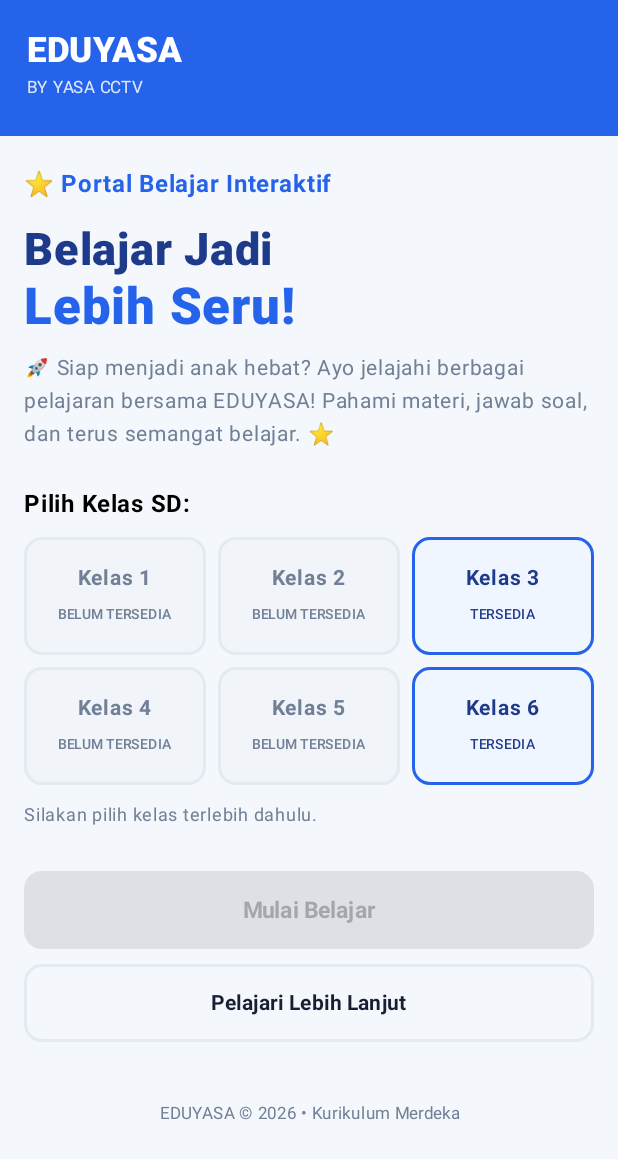
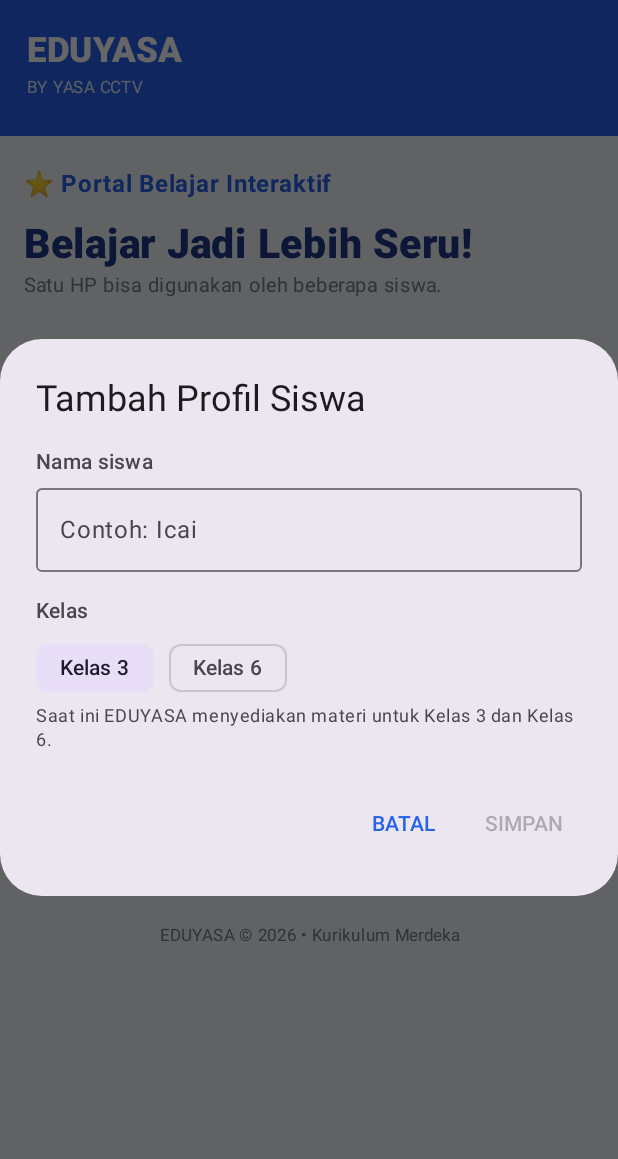
Before and after one commit to daniyasa-pixel/eduyasa, an Android app built with Jetpack Compose: the screen it shows after launch (MainActivity), on a phone screen of 412 x 824 dp. Shown: the top 1159 px of the screen. Run offline under Robolectric (Android 15) with nearby library versions, the phone set to English and light mode, and no system bars; pictures from the network do not load.

Commit message:
feat(android): choose stored student profile to bypass repeated class selection

```diff
--- a/android-native/app/src/main/java/id/eduyasa/nativeapp/MainActivity.kt
+++ b/android-native/app/src/main/java/id/eduyasa/nativeapp/MainActivity.kt
@@ -57,6 +57,18 @@ private fun EduyasaApp() {
     val context = LocalContext.current
     val scope = rememberCoroutineScope()
     val catalog = remember { EduyasaRepository.catalog(context.applicationContext) }
+    val profileStore = remember { StudentProfileStore(context.applicationContext) }
+    var profiles by remember { mutableStateOf(profileStore.load()) }
+    var activeProfileId by remember { mutableStateOf(profileStore.activeProfileId()) }
+    val activeProfile = profiles.firstOrNull { it.id == activeProfileId }
+    var editProfileOpen by remember { mutableStateOf(false) }
+    var editingProfile by remember { mutableStateOf<StudentProfile?>(null) }
+    LaunchedEffect(Unit) {
+        if (profiles.isEmpty()) {
+            editingProfile = null
+            editProfileOpen = true
+        }
+    }
     var page by remember { mutableStateOf(Page.HOME) }
     var grade by remember { mutableIntStateOf(0) }
     val selectedSubjects = remember { mutableStateListOf<String>() }
@@ -142,52 +154,69 @@ private fun EduyasaApp() {
             when (page) {
                 Page.HOME -> {
                     Text("⭐ Portal Belajar Interaktif", color = Blue, fontWeight = FontWeight.Bold)
-                    Spacer(Modifier.height(14.dp))
-                    Text("Belajar Jadi", fontSize = 30.sp, fontWeight = FontWeight.ExtraBold, color = DarkBlue)
-                    Text("Lebih Seru!", fontSize = 34.sp, fontWeight = FontWeight.ExtraBold, color = Blue)
-                    Spacer(Modifier.height(10.dp))
-                    Text("🚀 Siap menjadi anak hebat? Ayo jelajahi berbagai pelajaran bersama EDUYASA! Pahami materi, jawab soal, dan terus semangat belajar. ⭐",
-                        fontSize = 14.sp, color = Muted, lineHeight = 22.sp)
-                    Spacer(Modifier.height(23.dp))
-                    Text("Pilih Kelas SD:", fontWeight = FontWeight.Bold)
-                    Spacer(Modifier.height(10.dp))
-                    (1..6).toList().chunked(3).forEach { row ->
-                        Row(horizontalArrangement = Arrangement.spacedBy(8.dp),
-                            modifier = Modifier.fillMaxWidth().padding(bottom = 8.dp)) {
-                            row.forEach { number ->
-                                val available = number in setOf(3, 6)
-                                val active = grade == number
-                                val bg = if (active) Blue else if (available) Color(0xFFEFF6FF) else Color(0xFFF1F5F9)
-                                val fg = if (active) Color.White else if (available) DarkBlue else Muted
-                                Surface(
-                                    modifier = Modifier.weight(1f).testTag("class-" + number)
-                                        .clickable(enabled = available) {
-                                            grade = number
-                                            selectedSubjects.clear()
-                                            chapters.clear()
-                                        },
-                                    shape = RoundedCornerShape(12.dp),
-                                    color = bg,
-                                    border = BorderStroke(2.dp, if (available) Blue else Line)
-                                ) {
-                                    Column(Modifier.padding(vertical = 15.dp, horizontal = 2.dp),
-                                        horizontalAlignment = Alignment.CenterHorizontally) {
-                                        Text("Kelas " + number, color = fg, fontWeight = FontWeight.Bold, fontSize = 14.sp)
-                                        Text(if (available) "TERSEDIA" else "BELUM TERSEDIA",
-                                            color = fg, fontSize = 9.sp, fontWeight = FontWeight.SemiBold)
-                                    }
-                                }
-                            }
+                    Spacer(Modifier.height(12.dp))
+                    Text("Belajar Jadi Lebih Seru!", fontSize = 27.sp,
+                        fontWeight = FontWeight.ExtraBold, color = DarkBlue)
+                    Text("Satu HP bisa digunakan oleh beberapa siswa.",
+                        color = Muted, fontSize = 13.sp)
+                    Spacer(Modifier.height(24.dp))
+                    Title("Siapa yang belajar hari ini?")
+                    Text("Pilih nama siswa. Kelas akan terisi otomatis.",
+                        color = Muted, fontSize = 12.sp)
+                    Spacer(Modifier.height(12.dp))
+                    if (profiles.isEmpty()) {
+                        Panel {
+                            Text("Belum ada profil siswa.", fontWeight = FontWeight.Bold)
+                            Text("Tambahkan nama dan kelas sekali saja. Profil akan tersimpan di HP ini.",
+                                fontSize = 13.sp, color = Muted)
                         }
                     }
-                    Text(if (grade == 0) "Silakan pilih kelas terlebih dahulu."
-                         else "Kelas " + grade + " dipilih. Tersedia " + subjects.size + " mata pelajaran.",
-                        color = if (grade == 0) Muted else Green, fontSize = 12.sp)
-                    Spacer(Modifier.height(15.dp))
-                    Primary("Mulai Belajar", "start-learning-btn", grade in setOf(3, 6)) {
-                        page = Page.SUBJECTS
+                    profiles.forEach { profile ->
+                        Row(
+                            modifier = Modifier.fillMaxWidth().padding(bottom = 10.dp)
+                                .clip(RoundedCornerShape(14.dp))
+                                .background(if (activeProfileId == profile.id)
+                                    Color(0xFFEFF6FF) else Color.White)
+                                .testTag("profile-" + profile.id)
+                                .clickable {
+                                    activeProfileId = profile.id
+                                    profileStore.setActiveProfileId(profile.id)
+                                    grade = profile.grade
+                                    selectedSubjects.clear()
+                                    chapters.clear()
+                                    errorText = ""
+                                    page = Page.SUBJECTS
+                                }.padding(start = 15.dp, top = 10.dp, bottom = 10.dp, end = 4.dp),
+                            verticalAlignment = Alignment.CenterVertically
+                        ) {
+                            Text("🎓", fontSize = 29.sp)
+                            Spacer(Modifier.width(12.dp))
+                            Column(Modifier.weight(1f)) {
+                                Text(profile.name, fontWeight = FontWeight.Bold,
+                                    color = DarkBlue, fontSize = 16.sp)
+                                Text("Kelas " + profile.grade + " SD",
+                                    color = Muted, fontSize = 12.sp)
+                            }
+                            TextButton(
+                                onClick = {
+                                    editingProfile = profile
+                                    editProfileOpen = true
+                                },
+                                modifier = Modifier.testTag("edit-profile-" + profile.id)
+                            ) { Text("Ubah") }
+                            Text("›", color = Blue, fontSize = 25.sp,
+                                modifier = Modifier.padding(end = 10.dp))
+                        }
                     }
-                    Secondary("Pelajari Lebih Lanjut", "about-btn") { aboutOpen = true }
+                    Primary("＋ Tambah Profil Siswa", "add-profile") {
+                        editingProfile = null
+                        editProfileOpen = true
+                    }
+                    Secondary("Tentang EDUYASA", "about-btn") { aboutOpen = true }
+                    Spacer(Modifier.height(8.dp))
+                    Text("Profil disimpan hanya di perangkat ini.",
+                        fontSize = 11.sp, color = Muted,
+                        modifier = Modifier.fillMaxWidth(), textAlign = TextAlign.Center)
                 }
                 Page.SUBJECTS -> {
                     Title("Pilih Mata Pelajaran")
@@ -464,6 +493,9 @@ private fun EduyasaApp() {
                         Text("🎉", fontSize = 46.sp, modifier = Modifier.fillMaxWidth(), textAlign = TextAlign.Center)
                         Text("Kuis Selesai!", fontSize = 25.sp, fontWeight = FontWeight.ExtraBold,
                             modifier = Modifier.fillMaxWidth(), textAlign = TextAlign.Center)
+                        Text("Hasil belajar " + (activeProfile?.name ?: "Siswa") + " — Kelas " + grade + " SD",
+                            color = Blue, fontSize = 13.sp,
+                            modifier = Modifier.fillMaxWidth(), textAlign = TextAlign.Center)
                         Text("Terima kasih sudah berusaha. Ini hasil belajarmu hari ini.",
                             color = Muted, fontSize = 13.sp,
                             modifier = Modifier.fillMaxWidth(), textAlign = TextAlign.Center)
@@ -512,6 +544,31 @@ private fun EduyasaApp() {
         Spacer(Modifier.height(18.dp))
     }
 
+    if (editProfileOpen) StudentProfileEditor(
+        existing = editingProfile,
+        onDismiss = { editProfileOpen = false },
+        onSave = { entry ->
+            val updated = if (profiles.any { it.id == entry.id })
+                profiles.map { if (it.id == entry.id) entry else it }
+                else profiles + entry
+            profileStore.save(updated)
+            profiles = updated
+            editProfileOpen = false
+            editingProfile = null
+        },
+        onDelete = { entry ->
+            val updated = profiles.filterNot { it.id == entry.id }
+            profileStore.save(updated)
+            profiles = updated
+            if (activeProfileId == entry.id) {
+                activeProfileId = null
+                profileStore.setActiveProfileId(null)
+            }
+            editProfileOpen = false
+            editingProfile = null
+        }
+    )
+
     if (aboutOpen) AlertDialog(
         onDismissRequest = { aboutOpen = false },
         title = { Text("Tentang EDUYASA") },
@@ -532,7 +589,7 @@ private fun EduyasaApp() {
         }
     )
     if (reportOpen) {
-        var student by remember { mutableStateOf("") }
+        var student by remember(activeProfileId) { mutableStateOf(activeProfile?.name.orEmpty()) }
         var phone by remember { mutableStateOf("") }
         var reportError by remember { mutableStateOf("") }
         AlertDialog(
```
